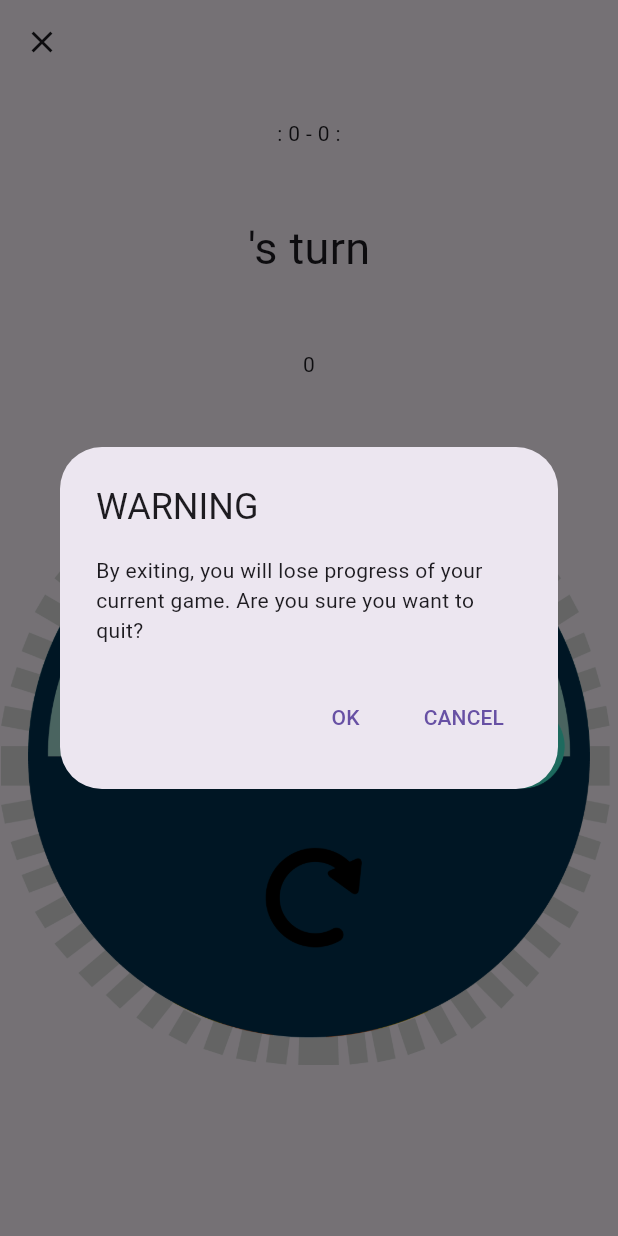
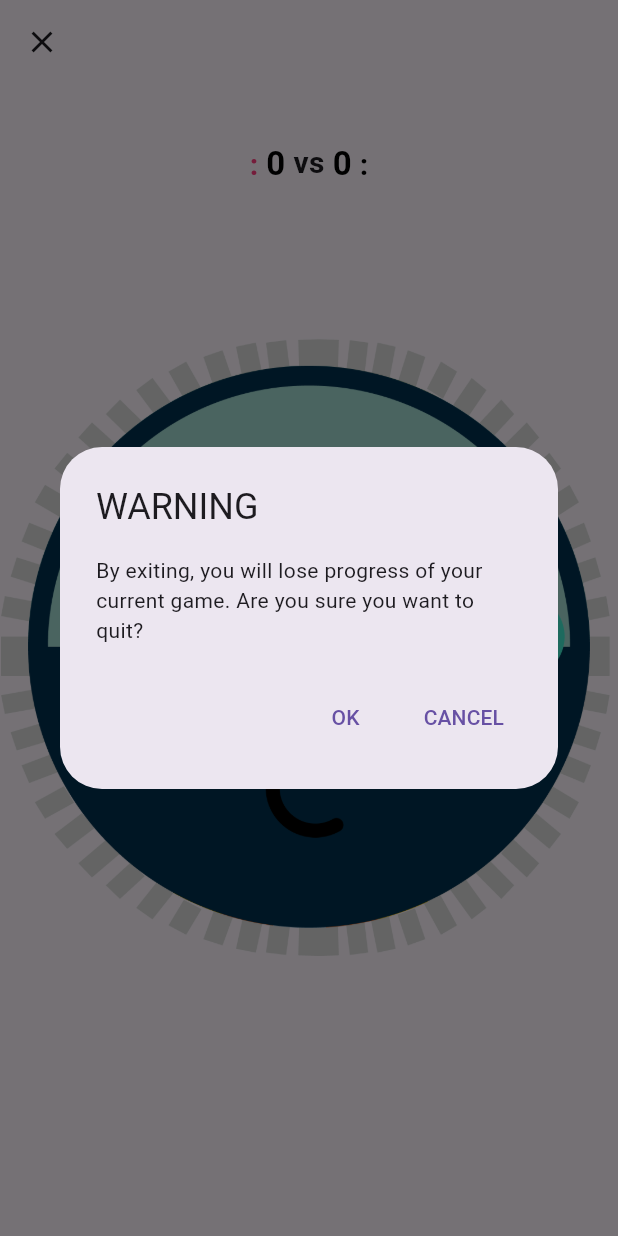
Before and after one commit to MihaiSvn/Wavelength, a Flutter app: the GamePage screen opened directly with empty values, after a tap on "Next", after a tap on the "close" icon, on a phone screen of 412 x 824 dp. Run offline on Flutter 3.47's test engine with Material 3 defaults, Android fonts, the phone set to English and light mode, and no system bars.

Commit message:
added animations to score change

```diff
--- a/lib/controllers/game_state.dart
+++ b/lib/controllers/game_state.dart
@@ -9,6 +9,10 @@ class GameState extends ChangeNotifier {
   int points = 0;
   double _wheelTurn = 0.0;
   double _needleTurn = 0.0;
+
+  final ValueNotifier<Map<String, dynamic>?> pointsValueNotifier =
+      ValueNotifier<Map<String, dynamic>?>(null);
+  final ValueNotifier<bool> isScoreUpdatedNotifier = ValueNotifier<bool>(false);
 
   TurnPhases get currentPhase => _currentPhase;
   int get currentPlayer => _currentPlayer;
@@ -22,8 +26,32 @@ class GameState extends ChangeNotifier {
     notifyListeners();
   }
 
+  void triggerScoreHighlight() {
+    isScoreUpdatedNotifier.value = true;
+    Future.delayed(const Duration(seconds: 1), () {
+      isScoreUpdatedNotifier.value = false;
+    });
+  }
+
+  Color givePlayerColor(int player) {
+    if (currentPlayer != player) {
+      return Colors.black;
+    }
+    if (currentPhase == TurnPhases.psychicSpin || currentPhase == TurnPhases.showTurn) {  //if im on a spin screen or the psychic is being shown it's their turn, it will be pink
+      return Colors.pinkAccent;
+    }
+    if (currentPhase == TurnPhases.guesserGuess || currentPhase == TurnPhases.guesserTurn) { //same logic, but for guesser give blue
+      return Colors.blue;
+    }
+    return Colors.black;
+  }
+
   void addPoint(int points) {
     currentPlayer == 1 ? _scorePlayer2 += points : _scorePlayer1 += points;
+    pointsValueNotifier.value = {
+      'player': currentPlayer == 1 ? 2 : 1,
+      'points': points,
+    };
     notifyListeners();
   }
 
@@ -51,12 +79,14 @@ class GameState extends ChangeNotifier {
     if (difference > 0.5) {
       difference = 1.0 - difference;
     }
-    if(differenceSymetric >0.5){
+    if (differenceSymetric > 0.5) {
       differenceSymetric = 1.0 - differenceSymetric;
     }
     difference = difference.abs();
     differenceSymetric = differenceSymetric.abs();
-    double finalDiff = difference < differenceSymetric ? difference : differenceSymetric;
+    double finalDiff = difference < differenceSymetric
+        ? difference
+        : differenceSymetric;
     //int points = 0;
     if (finalDiff <= ranges[4]!) {
       points = 4;
@@ -67,7 +97,9 @@ class GameState extends ChangeNotifier {
     } else {
       points = 0;
     }
-    print("$wheelTurn $needleTurn $difference $differenceSymetric $points");
+
+    //print("$wheelTurn $needleTurn $difference $differenceSymetric $points");
     addPoint(points);
+    if (points != 0) triggerScoreHighlight();
   }
 }
--- a/lib/pages/game_phases/turn_viewer.dart
+++ b/lib/pages/game_phases/turn_viewer.dart
@@ -16,7 +16,7 @@ class TurnViewer extends StatelessWidget {
         child: Column(
           mainAxisAlignment: MainAxisAlignment.spaceEvenly,
           children: [
-            Scoreboard(player1Name: settings.player1Name, player2Name: settings.player2Name, scorePlayer1: gameState.scorePlayer1, scorePlayer2: gameState.scorePlayer2),
+            Scoreboard(player1Name: settings.player1Name, player2Name: settings.player2Name, scorePlayer1: gameState.scorePlayer1, scorePlayer2: gameState.scorePlayer2, gameState: gameState,),
             CurrentPlayerTitle(currentPlayer: settings.currentPlayerToName(gameState.currentPlayer)),
             ElevatedButton(onPressed: nextStep, child: Text("Next")),
           ],
--- a/lib/pages/game_phases/wheel_phases_template.dart
+++ b/lib/pages/game_phases/wheel_phases_template.dart
@@ -3,7 +3,6 @@ import 'package:wavelength/controllers/cover_controller.dart';
 import 'package:wavelength/controllers/game_state.dart';
 import 'package:wavelength/models/game_phases.dart';
 import 'package:wavelength/models/game_settings.dart';
-import 'package:wavelength/util/current_player_title.dart';
 import 'package:wavelength/util/scoreboard.dart';
 import 'package:wavelength/util/wheel.dart';
 
@@ -45,6 +44,7 @@ class _WheelPhasesTemplateState extends State<WheelPhasesTemplate> {
     phase = widget.gameState.currentPhase;
     coverController = CoverController();
   }
+
   @override
   Widget build(BuildContext context) {
     return Column(
@@ -55,9 +55,13 @@ class _WheelPhasesTemplateState extends State<WheelPhasesTemplate> {
           player2Name: widget.settings.player2Name,
           scorePlayer1: widget.gameState.scorePlayer1,
           scorePlayer2: widget.gameState.scorePlayer2,
+          gameState: widget.gameState,
         ),
-        CurrentPlayerTitle(currentPlayer: widget.settings.currentPlayerToName(widget.gameState.currentPlayer)),
-        Text(widget.gameState.points.toString()),
+        if (isNextButtonVisible &&
+            widget.gameState.currentPhase == TurnPhases.guesserGuess)
+          Text(
+            "${widget.gameState.currentPlayer == 1 ? widget.settings.player2Name : widget.settings.player1Name} scored ${widget.gameState.points} points",
+          ),
         Wheel(
           phase: phase,
           onChanged: onNextButtonChanged,
--- a/lib/util/input_page/game_form.dart
+++ b/lib/util/input_page/game_form.dart
@@ -77,6 +77,12 @@ class _GameFormState extends State<GameForm> {
 
   @override
   Widget build(BuildContext context) {
+    double screenWidth = MediaQuery.of(context).size.width;
+    int dynamicMaxLength = (screenWidth / 35).floor();
+
+    if (dynamicMaxLength < 7) dynamicMaxLength = 7;
+    if (dynamicMaxLength > 20) dynamicMaxLength = 20;
+
     return Column(
       children: [
         Row(
@@ -84,6 +90,7 @@ class _GameFormState extends State<GameForm> {
             Expanded(
               child: PlayerNameForm(
                 playerIndex: 1,
+                maxLength: dynamicMaxLength,
                 controller: controllerPlayer1,
               ),
             ),
@@ -91,6 +98,7 @@ class _GameFormState extends State<GameForm> {
             Expanded(
               child: PlayerNameForm(
                 playerIndex: 2,
+                maxLength: dynamicMaxLength,
                 controller: controllerPlayer2,
               ),
             ),
--- a/lib/util/input_page/player_name_form.dart
+++ b/lib/util/input_page/player_name_form.dart
@@ -3,12 +3,14 @@ import 'package:flutter/material.dart';
 class PlayerNameForm extends StatelessWidget {
   final int playerIndex;
   final TextEditingController controller;
-  const PlayerNameForm({super.key, required this.playerIndex, required this.controller});
+  final int maxLength;
+  const PlayerNameForm({super.key, required this.playerIndex, required this.controller, required this.maxLength});
 
   @override
   Widget build(BuildContext context) {
     return TextField(
       controller: controller,
+      maxLength: maxLength,
       decoration: InputDecoration(
         hintText: "Player $playerIndex...",
       ),
--- a/lib/util/scoreboard.dart
+++ b/lib/util/scoreboard.dart
@@ -1,18 +1,131 @@
 import 'package:flutter/material.dart';
+import 'package:wavelength/controllers/game_state.dart';
 
 class Scoreboard extends StatelessWidget {
   final String player1Name, player2Name;
   final int scorePlayer1, scorePlayer2;
+  final GameState gameState;
   const Scoreboard({
     super.key,
     required this.player1Name,
     required this.player2Name,
     required this.scorePlayer1,
     required this.scorePlayer2,
+    required this.gameState,
   });
+
+  Widget _buildScoreboardPlayer(
+    String name,
+    int totalScore,
+    int plusPoints,
+    bool scored,
+    bool isPlayer1,
+  ) {
+   return Text.rich(
+    softWrap: true,
+    TextSpan(
+      style: const TextStyle(
+        fontWeight: FontWeight.bold,
+        fontSize: 20,
+      ),
+      children: [
+        if (isPlayer1)
+          TextSpan(
+            text: "$name : ",
+            style: TextStyle(color: gameState.givePlayerColor(1)),
+          ),
+        TextSpan(
+          text: "$totalScore",
+          style: TextStyle(
+            color: scored ? Colors.green : Colors.black,
+            fontSize: 22,
+          ),
+        ),
+        if (!isPlayer1)
+          TextSpan(
+            text: " : $name",
+            style: TextStyle(color: gameState.givePlayerColor(2)),
+          ),
+      ],
+    ),
+  );
+  }
+
+  Widget _buildPlusPoints(int plusPoints, bool scored) {
+    return AnimatedOpacity(
+      opacity: scored ? 1.0 : 0.0,
+      duration: Duration(milliseconds: 500),
+      child: Text(
+        "+$plusPoints",
+        style: TextStyle(
+          color: Colors.green,
+          fontWeight: FontWeight.bold,
+          fontSize: 18,
+        ),
+      ),
+    );
+  }
 
   @override
   Widget build(BuildContext context) {
-    return Text("$player1Name : $scorePlayer1 - $scorePlayer2 : $player2Name");
+    return ValueListenableBuilder(
+      valueListenable: gameState.isScoreUpdatedNotifier,
+      builder: (context, isUpdated, child) {
+        bool p1JustScored = isUpdated && gameState.currentPlayer == 2;
+        bool p2JustScored = isUpdated && gameState.currentPlayer == 1;
+
+        return Center(
+          child: Table(
+            //border: TableBorder.all(color: Colors.black),
+            defaultColumnWidth: IntrinsicColumnWidth(),
+            defaultVerticalAlignment: TableCellVerticalAlignment.middle,
+
+            children: [
+              TableRow(
+                children: [
+                  _buildScoreboardPlayer(
+                    player1Name,
+                    gameState.scorePlayer1,
+                    gameState.points,
+                    p1JustScored,
+                    true,
+                  ),
+
+                  Text(
+                    " vs ",
+                    style: TextStyle(
+                      fontWeight: FontWeight.bold,
+                      fontSize: 20,
+                    ),
+                  ),
+
+                  _buildScoreboardPlayer(
+                    player2Name,
+                    gameState.scorePlayer2,
+                    gameState.points,
+                    p2JustScored,
+                    false,
+                  ),
+                ],
+              ),
+              TableRow(
+                children: [
+                  Align(
+                    alignment: Alignment.centerRight,
+                    child: _buildPlusPoints(gameState.points, p1JustScored),
+                  ),
+                  const SizedBox.shrink(),
+                  Align(
+                    alignment: Alignment.centerLeft,
+                    child: _buildPlusPoints(gameState.points, p2JustScored),
+                  ),
+                ],
+              ),
+            ],
+          ),
+        );
+
+      },
+    );
   }
 }
```
Also changed, not shown: assets/images/wheel.png.
